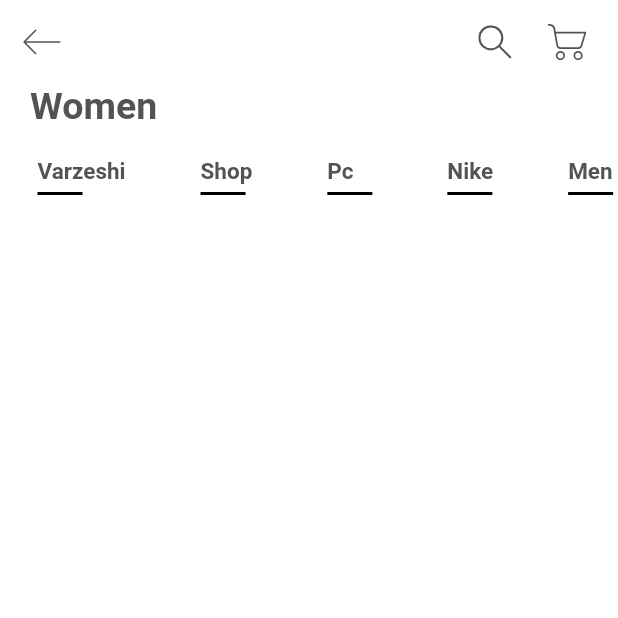
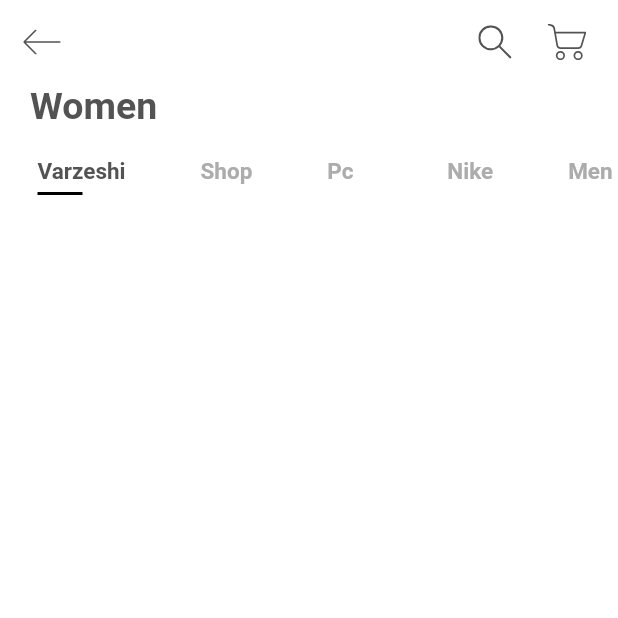
Before and after one commit to mehdi2960/shop_flutter, a Flutter app: the screen it shows after launch, on a phone screen of 412 x 824 dp, the top half of it. Run offline on Flutter 3.47's test engine with Material 2 defaults, Android fonts, the phone set to English and light mode, and no system bars; our stand-ins replace flutter_svg.

Commit message:
change text color & border Bottom

```diff
--- a/lib/components/categories.dart
+++ b/lib/components/categories.dart
@@ -1,4 +1,5 @@
 import 'package:flutter/material.dart';
+import 'package:shop_flutter/constants.dart';
 
 class Category extends StatefulWidget {
   const Category({Key? key}) : super(key: key);
@@ -9,7 +10,7 @@ class Category extends StatefulWidget {
 
 class _CategoryState extends State<Category> {
   List<String> categories = ["Varzeshi", "Shop", "Pc", "Nike", "Men"];
-
+  int selectedIndex = 0;
   @override
   Widget build(BuildContext context) {
     return Container(
@@ -19,22 +20,36 @@ class _CategoryState extends State<Category> {
           scrollDirection: Axis.horizontal,
           itemCount: categories.length,
           itemBuilder: (BuildContext context, int index) {
-            return Container(
+            return GestureDetector(
+              onTap: () {
+                setState(() {
+                  selectedIndex = index;
+                });
+              },
+              child: Container(
                 margin: EdgeInsets.symmetric(horizontal: 25),
                 child: Column(
                   crossAxisAlignment: CrossAxisAlignment.start,
                   children: [
                     Text(
                       categories[index],
-                    style: TextStyle(fontWeight: FontWeight.bold, fontSize: 15),
+                      style: TextStyle(
+                          fontWeight: FontWeight.bold,
+                          fontSize: 15,
+                          color: index == selectedIndex
+                              ? textColor
+                              : textColorLight),
                     ),
                     Container(
-                    margin:EdgeInsets.only(top: 5),
+                      margin: EdgeInsets.only(top: 5),
                       width: 30,
                       height: 2,
-                    color: Colors.black,
+                      color: index == selectedIndex
+                          ? Colors.black
+                          : Colors.transparent,
                     )
                   ],
+                ),
               ),
             );
           }),
```
Lines whose indentation alone changed are shown as unchanged.
